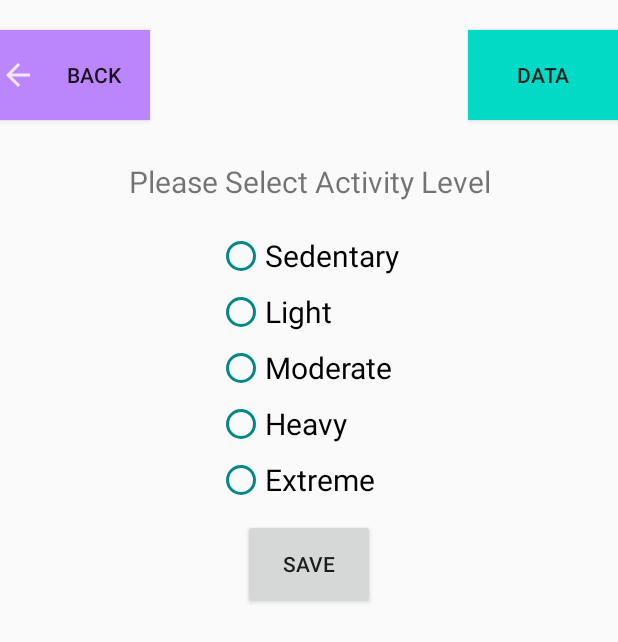
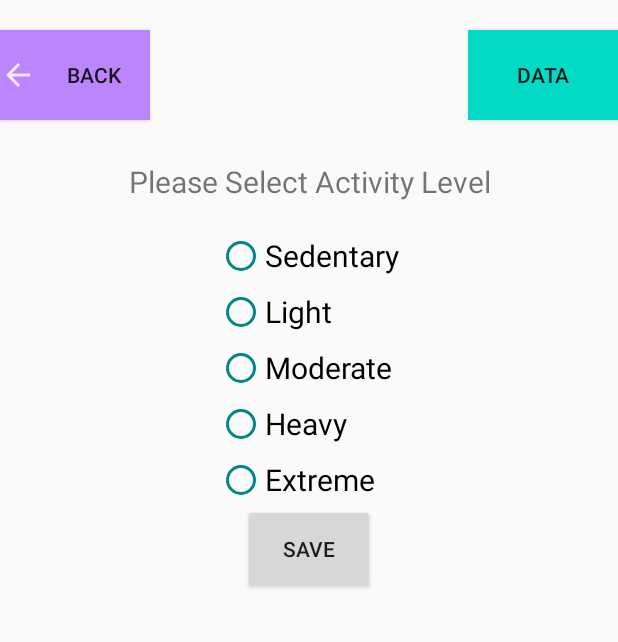
Before and after one commit to Mayonaise123/MESA_App_2021, an Android app: the layout activity_more_info.xml on its own in the app's theme, with its tools: preview values and no code run, on a phone screen of 412 x 824 dp. Shown: the top 642 px of the screen. Run offline under Robolectric (Android 15) with nearby library versions, the phone set to English and light mode, and no system bars.

Commit message:
Ensuring working code.

```diff
--- a/app/src/main/res/layout/activity_more_info.xml
+++ b/app/src/main/res/layout/activity_more_info.xml
@@ -2,40 +2,41 @@
 <ScrollView xmlns:android="http://schemas.android.com/apk/res/android"
     xmlns:tools="http://schemas.android.com/tools"
     android:layout_width="match_parent"
+    android:layout_height="match_parent"
+    android:fillViewport="false">
+
+    <RelativeLayout
+        android:id="@+id/rl"
+        android:layout_width="match_parent"
         android:layout_height="wrap_content"
-    android:fillViewport="false">
-<RelativeLayout
-    android:layout_width="match_parent"
-    android:layout_height="match_parent"
-    android:id="@+id/rl"
         tools:context=".moreInfo">
 
         <Button
+            android:id="@+id/backBtnMoreInfo"
             android:layout_width="100dp"
             android:layout_height="60dp"
-        android:text="Back"
+            android:layout_marginTop="20dp"
+            android:background="@color/purple_200"
             android:drawableLeft="@drawable/ic_back"
-        android:background="@color/purple_200"
-        android:layout_marginTop="20dp"
-        android:id="@+id/backBtnMoreInfo"
-        android:onClick="toStatsPage"/>
+            android:onClick="toStatsPage"
+            android:text="Back" />
 
         <Button
+            android:id="@+id/backBtnData"
             android:layout_width="100dp"
             android:layout_height="60dp"
-        android:text="Data"
+            android:layout_alignParentRight="true"
+            android:layout_marginTop="20dp"
             android:background="@color/teal_200"
-        android:layout_marginTop="20dp"
-        android:id="@+id/backBtnData"
             android:onClick="toDataPage"
-        android:layout_alignParentRight="true"/>
+            android:text="Data" />
 
         <TextView
+            android:id="@+id/moreInfoText"
             android:layout_width="wrap_content"
             android:layout_height="wrap_content"
             android:layout_below="@id/backBtnMoreInfo"
-        android:textSize="20sp"
-        android:id="@+id/moreInfoText"/>
+            android:textSize="20sp" />
 
         <TextView
             android:id="@+id/selectText"
@@ -57,6 +58,7 @@
             android:layout_marginTop="20dp"
             android:gravity="center_horizontal|center_vertical"
             android:orientation="vertical">
+
             <RadioButton
                 android:id="@+id/sedentary"
                 android:layout_width="match_parent"
@@ -70,8 +72,8 @@
                 android:id="@+id/light"
                 android:layout_width="match_parent"
                 android:layout_height="wrap_content"
+                android:layout_marginTop="5dp"
                 android:buttonTint="@color/teal_700"
-            android:layout_marginTop="5dp"
                 android:checked="false"
                 android:text="Light"
                 android:textSize="20sp" />
@@ -80,8 +82,8 @@
                 android:id="@+id/moderate"
                 android:layout_width="match_parent"
                 android:layout_height="wrap_content"
+                android:layout_marginTop="5dp"
                 android:buttonTint="@color/teal_700"
-            android:layout_marginTop="5dp"
                 android:checked="false"
                 android:text="Moderate"
                 android:textSize="20sp" />
@@ -90,8 +92,8 @@
                 android:id="@+id/heavy"
                 android:layout_width="match_parent"
                 android:layout_height="wrap_content"
+                android:layout_marginTop="5dp"
                 android:buttonTint="@color/teal_700"
-            android:layout_marginTop="5dp"
                 android:checked="false"
                 android:text="Heavy"
                 android:textSize="20sp" />
@@ -100,8 +102,8 @@
                 android:id="@+id/extreme"
                 android:layout_width="match_parent"
                 android:layout_height="wrap_content"
+                android:layout_marginTop="5dp"
                 android:buttonTint="@color/teal_700"
-            android:layout_marginTop="5dp"
                 android:checked="false"
                 android:text="Extreme"
                 android:textSize="20sp" />
@@ -113,22 +115,20 @@
             android:layout_height="60dp"
             android:layout_below="@id/levelsExercise"
             android:layout_centerHorizontal="true"
-        android:layout_marginTop="10dp"
             android:text="Save" />
 
         <ImageView
             android:id="@+id/moreInfoImage1"
             android:layout_width="wrap_content"
             android:layout_height="wrap_content"
-        android:layout_below="@+id/save"
+            android:layout_below="@id/save"
             android:contentDescription="TODO" />
 
         <ImageView
             android:id="@+id/moreInfoImage2"
             android:layout_width="wrap_content"
             android:layout_height="wrap_content"
-        android:layout_below="@+id/moreInfoImage1"
-        android:layout_marginBottom="30dp"
+            android:layout_below="@id/moreInfoImage1"
             android:contentDescription="TODO" />
     </RelativeLayout>
 </ScrollView>
```
Lines whose indentation alone changed are shown as unchanged.
